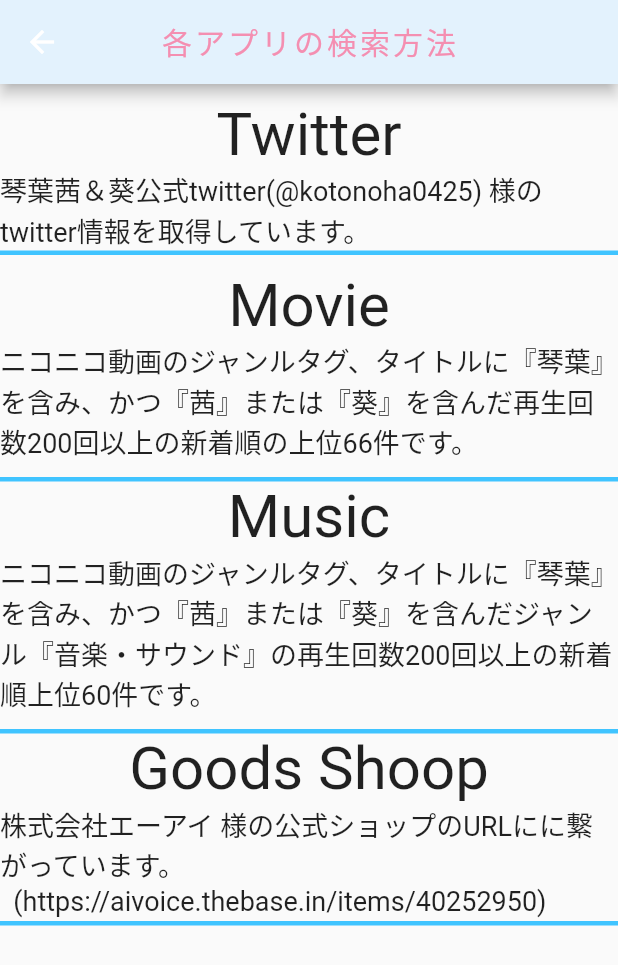
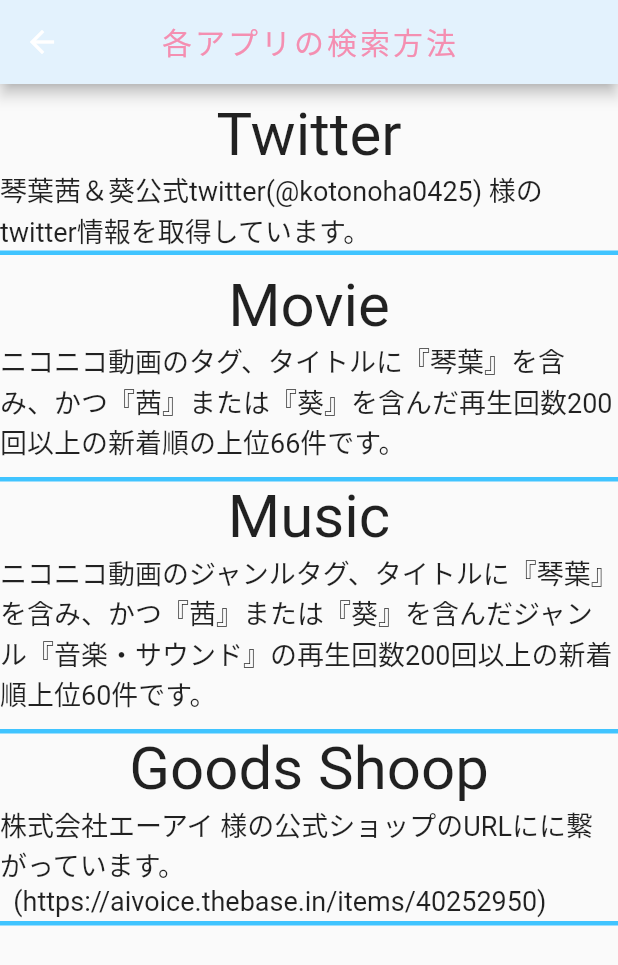
Before and after one commit to happyshootingstar/KotonoHack, a Flutter app: the SearchPage screen opened directly, on a phone screen of 412 x 824 dp. Shown: the top 965 px of the screen. Run offline on Flutter 3.47's test engine with Material 2 defaults, Android fonts, the phone set to English and light mode, and no system bars; our stand-ins replace dio, flutter_native_splash.

Commit message:
4.12 commit

```diff
--- a/lib/SearchPage.dart
+++ b/lib/SearchPage.dart
@@ -68,7 +68,7 @@
                      ),
                    ),
                    Text(
-                     'ニコニコ動画のジャンルタグ、タイトルに『琴葉』を含み、かつ『茜』または『葵』を含んだ再生回数200回以上の新着順の上位66件です。',
+                     'ニコニコ動画のタグ、タイトルに『琴葉』を含み、かつ『茜』または『葵』を含んだ再生回数200回以上の新着順の上位66件です。',
                      style: TextStyle(
                        fontSize: 18,
                        color: Colors.black87,
```
